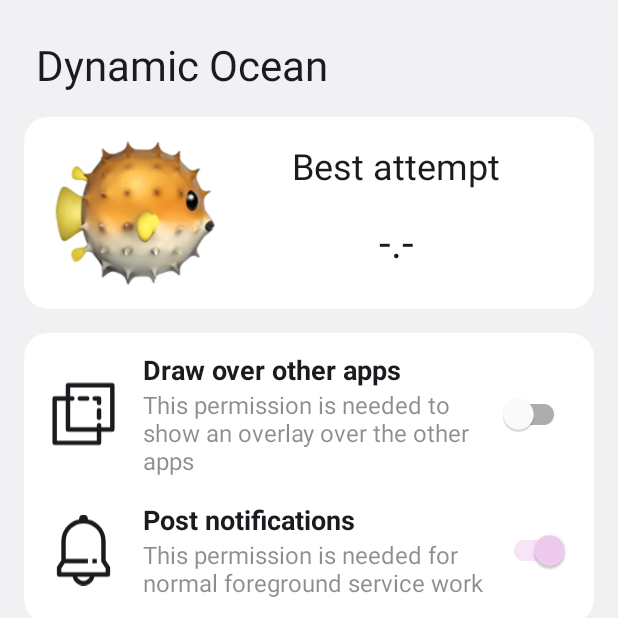
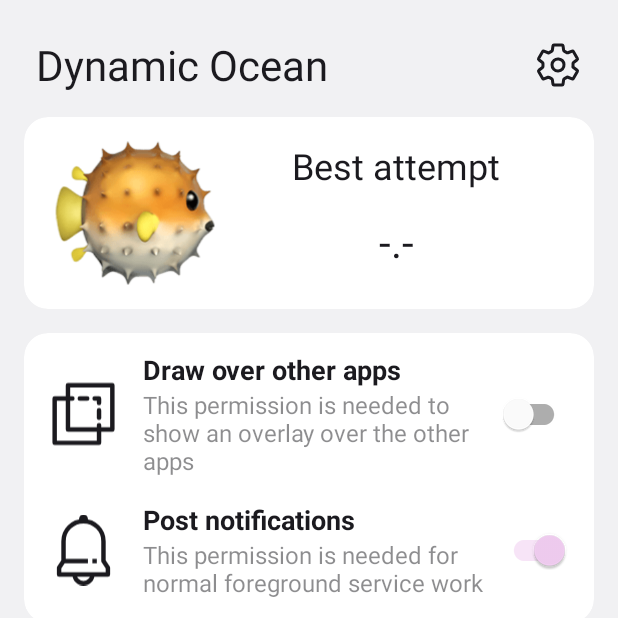
Before and after one commit to ashpakouski/DynamicOcean-Android, an Android app: the screen it shows after launch (MainActivity), on a phone screen of 412 x 824 dp, the top half of it. Run offline under Robolectric (Android 15) with nearby library versions, the phone set to English and light mode, and no system bars.

Commit message:
Create settings dialog

```diff
--- a/app/src/main/java/com/shpakovskiy/dynamicocean/MainActivity.kt
+++ b/app/src/main/java/com/shpakovskiy/dynamicocean/MainActivity.kt
@@ -8,6 +8,7 @@ import android.os.Bundle
 import android.provider.Settings
 import android.util.Log
 import android.view.WindowInsets
+import android.widget.ImageView
 import android.widget.TextView
 import androidx.activity.result.contract.ActivityResultContracts
 import androidx.appcompat.app.AppCompatActivity
@@ -18,9 +19,11 @@ import com.shpakovskiy.dynamicocean.model.DeviceScreen
 import com.shpakovskiy.dynamicocean.model.DisplayCutout
 import com.shpakovskiy.dynamicocean.model.toDisplayCutout
 import com.shpakovskiy.dynamicocean.repository.DeviceScreenDataRepository
+import com.shpakovskiy.dynamicocean.repository.OceanGameSettingsRepository
 import com.shpakovskiy.dynamicocean.repository.OceanGameStatRepository
 import com.shpakovskiy.dynamicocean.repository.ScreenDataRepository
 import com.shpakovskiy.dynamicocean.service.DynamicOceanService
+import com.shpakovskiy.dynamicocean.view.SettingsDialog
 
 class MainActivity : AppCompatActivity() {
     companion object {
@@ -36,7 +39,8 @@ class MainActivity : AppCompatActivity() {
     private lateinit var overlaySwitch: SwitchMaterial
     private lateinit var notificationsSwitch: SwitchMaterial
     private lateinit var oceanLauncherButton: MaterialButton
-    private lateinit var warningView: TextView
+    private var warningView: TextView? = null
+    private lateinit var settingsButton: ImageView
 
     // Permissions
     private var isOverlayPermissionGranted = false
@@ -69,6 +73,7 @@ class MainActivity : AppCompatActivity() {
         notificationsSwitch = findViewById(R.id.switch_notifications_permission)
         oceanLauncherButton = findViewById(R.id.ocean_launcher_button)
         warningView = findViewById(R.id.warning_view)
+        settingsButton = findViewById(R.id.settings_button)
 
         // View callbacks
         overlaySwitch.setOnClickListener {
@@ -91,6 +96,12 @@ class MainActivity : AppCompatActivity() {
                 updateActivationButton(false)
                 updateWarningView(false)
             }
+        }
+
+        settingsButton.setOnClickListener {
+            SettingsDialog(
+                this, OceanGameSettingsRepository(this)
+            ).show()
         }
     }
 
@@ -193,17 +204,17 @@ class MainActivity : AppCompatActivity() {
 
     private fun updateWarningView(isServiceRunning: Boolean = DynamicOceanService.isRunning) {
         if (!isDisplayCutoutExist) {
-            warningView.text = resources.getText(R.string.error_no_cutout)
+            warningView?.text = resources.getText(R.string.error_no_cutout)
             return
         }
 
         if (!areRequiredPermissionsGranted()) {
-            warningView.text = resources.getText(R.string.permission_request_all)
+            warningView?.text = resources.getText(R.string.permission_request_all)
         } else {
             if (isServiceRunning) {
-                warningView.text = resources.getText(R.string.warning_battery_drain)
+                warningView?.text = resources.getText(R.string.warning_battery_drain)
             } else {
-                warningView.text = resources.getText(R.string.game_rules_short)
+                warningView?.text = resources.getText(R.string.game_rules_short)
             }
         }
     }
--- a/app/src/main/java/com/shpakovskiy/dynamicocean/controller/DynamicOceanController.kt
+++ b/app/src/main/java/com/shpakovskiy/dynamicocean/controller/DynamicOceanController.kt
@@ -90,11 +90,12 @@ class DynamicOceanController(
     }
 
     override fun startGame() {
+        gameObject = gameObject.randomizePosition()
+
         gameListener.resizeGameField(
             width = gameField.widthExpanded,
             height = gameField.heightExpanded
         ) {
-            gameObject = gameObject.randomizePosition()
             gameListener.putGameObject(gameObject)
             gameStartMillis = System.currentTimeMillis()
         }
--- a/app/src/main/java/com/shpakovskiy/dynamicocean/repository/OceanGameSettingsRepository.kt
+++ b/app/src/main/java/com/shpakovskiy/dynamicocean/repository/OceanGameSettingsRepository.kt
@@ -1,6 +1,7 @@
 package com.shpakovskiy.dynamicocean.repository
 
 import android.content.Context
+import com.shpakovskiy.dynamicocean.common.Constants
 
 class OceanGameSettingsRepository(context: Context) :
     SharedPreferencesRepository(context),
@@ -8,7 +9,7 @@ class OceanGameSettingsRepository(context: Context) :
 
     companion object {
         private const val DIFFICULTY = "difficulty"
-        private const val DIFFICULTY_DEFAULT = 10
+        private const val DIFFICULTY_DEFAULT = Constants.Difficulty.DEFAULT
     }
 
     override var difficulty: Int
--- /dev/null
+++ b/app/src/main/res/drawable/ic_settings.xml
@@ -0,0 +1,13 @@
+<vector xmlns:android="http://schemas.android.com/apk/res/android"
+    android:width="64dp"
+    android:height="64dp"
+    android:viewportWidth="512"
+    android:viewportHeight="512">
+    <path
+        android:fillColor="#00000000"
+        android:pathData="M262.29,192.31a64,64 0,1 0,57.4 57.4A64.13,64.13 0,0 0,262.29 192.31ZM416.39,256a154.34,154.34 0,0 1,-1.53 20.79l45.21,35.46A10.81,10.81 0,0 1,462.52 326l-42.77,74a10.81,10.81 0,0 1,-13.14 4.59l-44.9,-18.08a16.11,16.11 0,0 0,-15.17 1.75A164.48,164.48 0,0 1,325 400.8a15.94,15.94 0,0 0,-8.82 12.14l-6.73,47.89A11.08,11.08 0,0 1,298.77 470H213.23a11.11,11.11 0,0 1,-10.69 -8.87l-6.72,-47.82a16.07,16.07 0,0 0,-9 -12.22,155.3 155.3,0 0,1 -21.46,-12.57 16,16 0,0 0,-15.11 -1.71l-44.89,18.07a10.81,10.81 0,0 1,-13.14 -4.58l-42.77,-74a10.8,10.8 0,0 1,2.45 -13.75l38.21,-30a16.05,16.05 0,0 0,6 -14.08c-0.36,-4.17 -0.58,-8.33 -0.58,-12.5s0.21,-8.27 0.58,-12.35a16,16 0,0 0,-6.07 -13.94l-38.19,-30A10.81,10.81 0,0 1,49.48 186l42.77,-74a10.81,10.81 0,0 1,13.14 -4.59l44.9,18.08a16.11,16.11 0,0 0,15.17 -1.75A164.48,164.48 0,0 1,187 111.2a15.94,15.94 0,0 0,8.82 -12.14l6.73,-47.89A11.08,11.08 0,0 1,213.23 42h85.54a11.11,11.11 0,0 1,10.69 8.87l6.72,47.82a16.07,16.07 0,0 0,9 12.22,155.3 155.3,0 0,1 21.46,12.57 16,16 0,0 0,15.11 1.71l44.89,-18.07a10.81,10.81 0,0 1,13.14 4.58l42.77,74a10.8,10.8 0,0 1,-2.45 13.75l-38.21,30a16.05,16.05 0,0 0,-6.05 14.08C416.17,247.67 416.39,251.83 416.39,256Z"
+        android:strokeWidth="32"
+        android:strokeColor="@color/text_color"
+        android:strokeLineCap="round"
+        android:strokeLineJoin="round" />
+</vector>
--- a/app/src/main/res/layout/activity_main.xml
+++ b/app/src/main/res/layout/activity_main.xml
@@ -7,19 +7,49 @@
     android:background="@color/main_background"
     tools:context=".MainActivity">
 
-    <TextView
-        android:id="@+id/app_name_title"
-        android:layout_width="wrap_content"
+    <androidx.constraintlayout.widget.ConstraintLayout
+        android:id="@+id/header_view"
+        android:layout_width="match_parent"
         android:layout_height="wrap_content"
         android:layout_margin="24dp"
-        android:text="@string/app_name"
-        android:textColor="@color/text_color"
-        android:textSize="28sp"
+        android:padding="0dp"
+        app:layout_constraintBottom_toBottomOf="parent"
         app:layout_constraintEnd_toEndOf="parent"
         app:layout_constraintHorizontal_bias="0.0"
         app:layout_constraintStart_toStartOf="parent"
         app:layout_constraintTop_toBottomOf="parent"
-        app:layout_constraintTop_toTopOf="parent" />
+        app:layout_constraintTop_toTopOf="parent"
+        app:layout_constraintVertical_bias="0.0">
+
+        <TextView
+            android:id="@+id/app_name_title"
+            android:layout_width="wrap_content"
+            android:layout_height="wrap_content"
+            android:text="@string/app_name"
+            android:textColor="@color/text_color"
+            android:textSize="28sp"
+            app:layout_constraintBottom_toBottomOf="parent"
+            app:layout_constraintEnd_toEndOf="parent"
+            app:layout_constraintHorizontal_bias="0.0"
+            app:layout_constraintStart_toStartOf="parent"
+            app:layout_constraintTop_toBottomOf="parent"
+            app:layout_constraintTop_toTopOf="parent"
+            app:layout_constraintVertical_bias="0.5" />
+
+        <ImageView
+            android:id="@+id/settings_button"
+            android:layout_width="32dp"
+            android:layout_height="32dp"
+            android:contentDescription="@string/menu_item_settings"
+            android:src="@drawable/ic_settings"
+            app:layout_constraintBottom_toBottomOf="parent"
+            app:layout_constraintEnd_toEndOf="parent"
+            app:layout_constraintHorizontal_bias="1.0"
+            app:layout_constraintStart_toStartOf="parent"
+            app:layout_constraintTop_toBottomOf="parent"
+            app:layout_constraintTop_toTopOf="parent"
+            app:layout_constraintVertical_bias="0.5" />
+    </androidx.constraintlayout.widget.ConstraintLayout>
 
     <androidx.cardview.widget.CardView
         android:id="@+id/record_card"
@@ -32,7 +62,7 @@
         app:layout_constraintEnd_toEndOf="parent"
         app:layout_constraintHorizontal_bias="0.0"
         app:layout_constraintStart_toStartOf="parent"
-        app:layout_constraintTop_toBottomOf="@+id/app_name_title"
+        app:layout_constraintTop_toBottomOf="@+id/header_view"
         app:layout_constraintVertical_bias="0.0">
 
         <LinearLayout
--- a/app/src/main/res/values/strings.xml
+++ b/app/src/main/res/values/strings.xml
@@ -3,6 +3,7 @@
 
     <string name="game_object_blowfish">Blowfish</string>
 
+    <string name="menu_item_settings">Settings</string>
     <string name="menu_field_best_attempt">Best attempt</string>
     <string name="menu_field_best_time_default">-.-</string>
     <string name="menu_field_information">Information</string>
@@ -21,4 +22,8 @@
     <string name="warning_battery_drain">Don\'t forget to stop Dynamic Ocean, when you are not using it to prevent unwanted battery drain</string>
 
     <string name="game_rules_short">• Tap the button below to start the Dynamic Ocean\n• Shake your device to activate game field and tilt it to trap the Blowfish in a camera hole</string>
+
+    <string name="settings_item_difficulty">Difficulty</string>
+    <string name="settings_description_difficulty">This setting decides how close the Blowfish should swim to the hole to be considered as trapped (value is measured in pixels, so the BIGGER this value the EASIER to trap the Blowfish)</string>
+    <string name="settings_button_save">Apply</string>
 </resources>
```
Also changed, not shown: app/src/main/java/com/shpakovskiy/dynamicocean/common/Constants.kt (added, +9 -0 lines), app/src/main/java/com/shpakovskiy/dynamicocean/view/SettingsDialog.kt (added, +57 -0 lines), app/src/main/res/layout/settings_dialog.xml (added, +53 -0 lines), app/src/main/res/values-night/themes.xml (+10 -0 lines), app/src/main/res/values/themes.xml (+10 -0 lines), 1 other file.
